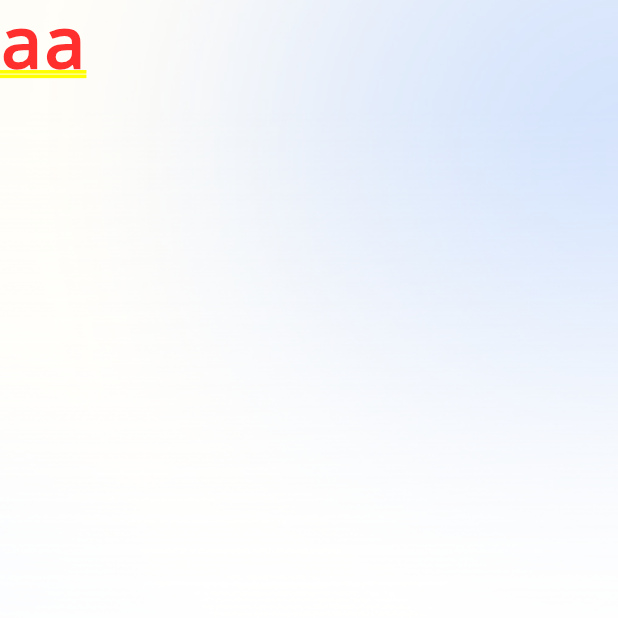
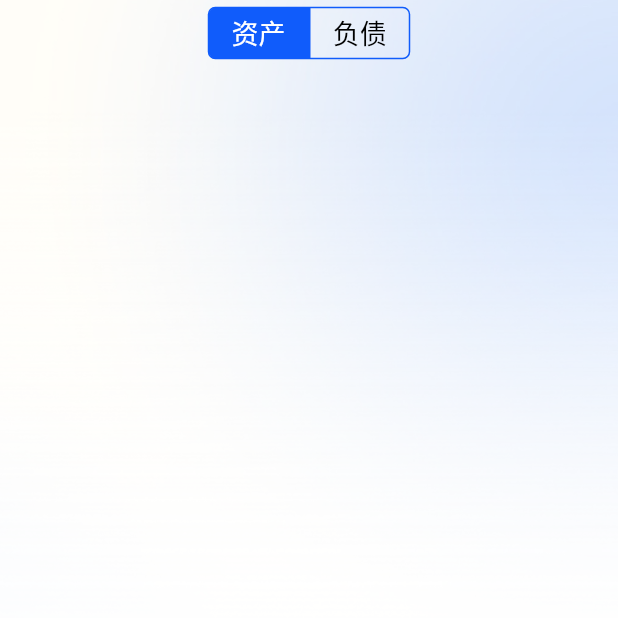
Before and after one commit to zhangrunhao/account_flutter, a Flutter app: the screen it shows after launch, on a phone screen of 412 x 824 dp, the top half of it. Run offline on Flutter 3.47's test engine with Material 2 defaults, Android fonts, the phone set to English and light mode, and no system bars; our stand-ins replace decimal, sqflite; accounts and stored records are empty.

Commit message:
top switch

```diff
--- a/lib/pages/home/home_page.dart
+++ b/lib/pages/home/home_page.dart
@@ -1,3 +1,4 @@
+import 'package:account_flutter/pages/home/top_switch.dart';
 import 'package:account_flutter/widgets/bg_widget.dart';
 import 'package:flutter/material.dart';
 
@@ -14,7 +15,11 @@ class _HomePageState extends State<HomePage> {
   @override
   Widget build(BuildContext context) {
     return const BgWidget(
-      child: Text("aa"),
+      child: Column(
+        children: [
+          TopSwitch(),
+        ],
+      ),
     );
   }
 }
--- /dev/null
+++ b/lib/pages/home/top_switch.dart
@@ -0,0 +1,97 @@
+import 'package:flutter/material.dart';
+
+class TopSwitch extends StatefulWidget {
+  const TopSwitch({super.key});
+  @override
+  State<StatefulWidget> createState() => _TopSwitchState();
+}
+
+class _TopSwitchState extends State<TopSwitch> {
+  int active = 0;
+  @override
+  Widget build(BuildContext context) {
+    List<String> arr = ["资产", "负债"];
+    return Container(
+      width: MediaQuery.of(context).size.width,
+      height: 44,
+      alignment: Alignment.center,
+      child: SizedBox(
+        width: 135,
+        height: 35,
+        child: Row(
+          children: List.generate(arr.length, (index) {
+            return _SwitchItem(
+              isActive: !!(active == index),
+              text: arr[index],
+              isFirstItem: index == 0,
+              isLastItem: index == arr.length - 1,
+              onTap: () {
+                setState(() {
+                  active = index;
+                });
+              },
+            );
+          }),
+        ),
+      ),
+    );
+  }
+}
+
+class _SwitchItem extends StatelessWidget {
+  final bool isFirstItem;
+  final bool isLastItem;
+  final bool isActive;
+  final String text;
+  final Function()? onTap;
+
+  const _SwitchItem({
+    required this.isActive,
+    required this.text,
+    required this.isFirstItem,
+    required this.isLastItem,
+    required this.onTap,
+  });
+
+  @override
+  Widget build(BuildContext context) {
+    return Expanded(
+      child: GestureDetector(
+        onTap: onTap,
+        child: Container(
+          alignment: Alignment.center,
+          decoration: BoxDecoration(
+            color: isActive
+                ? const Color.fromARGB(255, 16, 92, 251)
+                : const Color.fromARGB(0, 0, 0, 0),
+            borderRadius: isFirstItem
+                ? const BorderRadius.only(
+                    topLeft: Radius.circular(5),
+                    bottomLeft: Radius.circular(5),
+                  )
+                : isLastItem
+                    ? const BorderRadius.only(
+                        topRight: Radius.circular(5),
+                        bottomRight: Radius.circular(5),
+                      )
+                    : null,
+            border: Border.all(
+              color: const Color.fromARGB(255, 16, 92, 251),
+              width: 1,
+              style: BorderStyle.solid,
+            ),
+          ),
+          child: Text(
+            text,
+            style: TextStyle(
+              color: isActive ? Colors.white : Colors.black,
+              fontSize: 18,
+              fontWeight: FontWeight.w500,
+              decoration: TextDecoration.none,
+            ),
+          ),
+        ),
+      ),
+    );
+  }
+}
```
Also changed, not shown: 1 other file.
